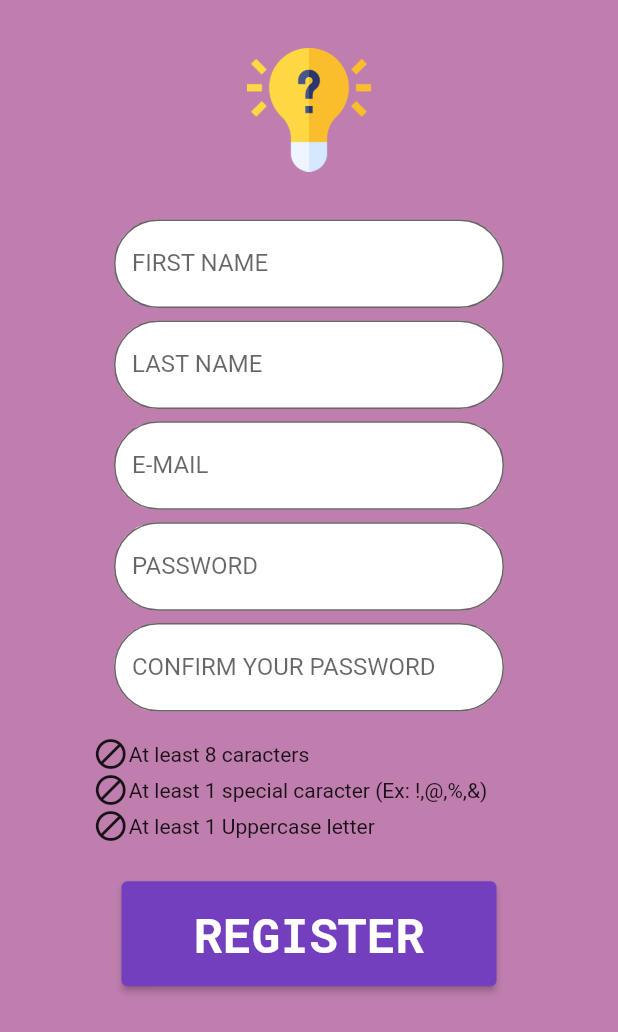
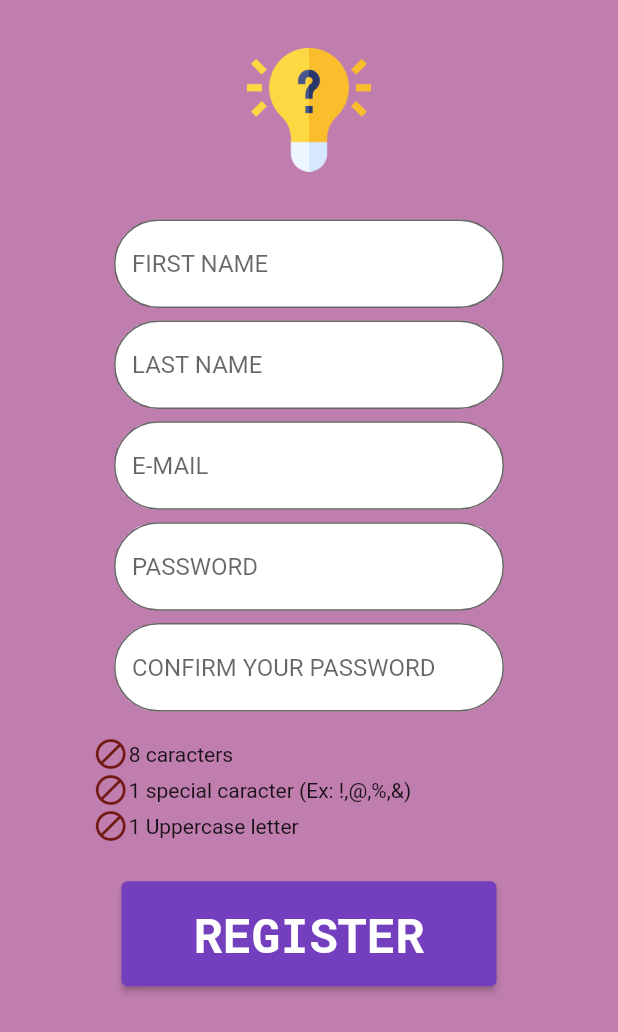
Before and after one commit to nagaoka-thiago/quiz_snowman_app, a Flutter app: the RegisterPageWidget screen opened directly, on a phone screen of 412 x 824 dp. Shown: the top 1032 px of the screen. Run offline on Flutter 3.47's test engine with Material 2 defaults, Android fonts, the light colour scheme and no system bars; our stand-ins replace cloud_firestore, curved_navigation_bar, dio, firebase_core, google_fonts, percent_indicator; missing offline and left inert: multiselect; accounts and stored records are empty.

Commit message:
icon_register_color
updated the colors of the login icons

```diff
--- a/lib/pages/register_page.dart
+++ b/lib/pages/register_page.dart
@@ -39,26 +39,26 @@ class _RegisterPageWidgetState extends State<RegisterPageWidget> {
 
   hasEightCaracter() {
     if (passwordController.text.length >= 8) {
-      return const Icon(Icons.check_circle);
+      return const Icon(Icons.check_circle, color: Color.fromARGB(255, 23, 121, 27),);
     } else {
-      return const Icon(Icons.block);
+      return const Icon(Icons.block, color: Color.fromARGB(255, 113, 26, 20),);
     }
   }
 
   hasSpecialCaracter() {
     if (passwordController.text.contains(RegExp('^[a-zA-Z0-9_]*')) == false &&
         passwordController.text.isNotEmpty) {
-      return const Icon(Icons.check_circle);
+      return const Icon(Icons.check_circle, color: Color.fromARGB(255, 23, 121, 27),);
     } else {
-      return const Icon(Icons.block);
+      return const Icon(Icons.block, color: Color.fromARGB(255, 113, 26, 20),);
     }
   }
 
   hasUpperCaseCaracter() {
     if (passwordController.text.toLowerCase() == passwordController.text && passwordController.text.contains(RegExp(r'[a-z]'))) {
-      return const Icon(Icons.check_circle);
+      return const Icon(Icons.check_circle, color: Color.fromARGB(255, 23, 121, 27),);
     } else {
-      return const Icon(Icons.block);
+      return const Icon(Icons.block, color: Color.fromARGB(255, 113, 26, 20),);
     }
   }
 
@@ -105,7 +105,7 @@ class _RegisterPageWidgetState extends State<RegisterPageWidget> {
                                     const BorderSide(color: Colors.black),
                                 borderRadius: BorderRadius.circular(50),
                               ),
-                              labelText: "FIRST NAME")),
+                              hintText: "FIRST NAME")),
                     ),
                   ),
                   SizedBox(
@@ -125,7 +125,7 @@ class _RegisterPageWidgetState extends State<RegisterPageWidget> {
                                     const BorderSide(color: Colors.black),
                                 borderRadius: BorderRadius.circular(50),
                               ),
-                              labelText: "LAST NAME")),
+                              hintText: "LAST NAME")),
                     ),
                   ),
                   SizedBox(
@@ -145,7 +145,7 @@ class _RegisterPageWidgetState extends State<RegisterPageWidget> {
                                     const BorderSide(color: Colors.black),
                                 borderRadius: BorderRadius.circular(50),
                               ),
-                              labelText: "E-MAIL")),
+                              hintText: "E-MAIL")),
                     ),
                   ),
                   SizedBox(
@@ -166,7 +166,7 @@ class _RegisterPageWidgetState extends State<RegisterPageWidget> {
                                     const BorderSide(color: Colors.black),
                                 borderRadius: BorderRadius.circular(50),
                               ),
-                              labelText: "PASSWORD")),
+                              hintText: "PASSWORD")),
                     ),
                   ),
                   SizedBox(
@@ -187,7 +187,7 @@ class _RegisterPageWidgetState extends State<RegisterPageWidget> {
                                     const BorderSide(color: Colors.black),
                                 borderRadius: BorderRadius.circular(50),
                               ),
-                              labelText: "CONFIRM YOUR PASSWORD")),
+                              hintText: "CONFIRM YOUR PASSWORD")),
                     ),
                   ),
                   SizedBox(
@@ -204,7 +204,7 @@ class _RegisterPageWidgetState extends State<RegisterPageWidget> {
                           mainAxisAlignment: MainAxisAlignment.start,
                           children: [
                             hasEightCaracter(),
-                            const Text("At least 8 caracters")
+                            const Text("8 caracters")
                           ],
                         ),
                         Row(
@@ -212,14 +212,14 @@ class _RegisterPageWidgetState extends State<RegisterPageWidget> {
                           children: [
                             hasSpecialCaracter(),
                             const Text(
-                                "At least 1 special caracter (Ex: !,@,%,&)")
+                                "1 special caracter (Ex: !,@,%,&)")
                           ],
                         ),
                         Row(
                           mainAxisAlignment: MainAxisAlignment.start,
                           children: [
                             hasUpperCaseCaracter(),
-                            const Text("At least 1 Uppercase letter")
+                            const Text("1 Uppercase letter")
                           ],
                         )
                       ],
```
